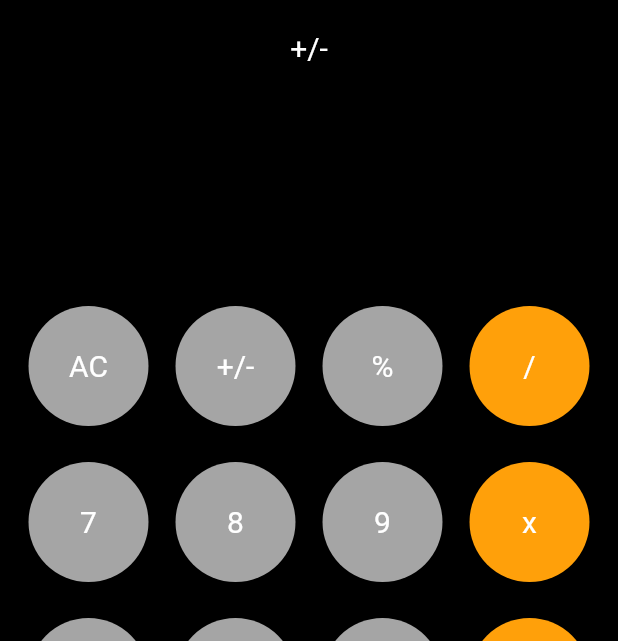
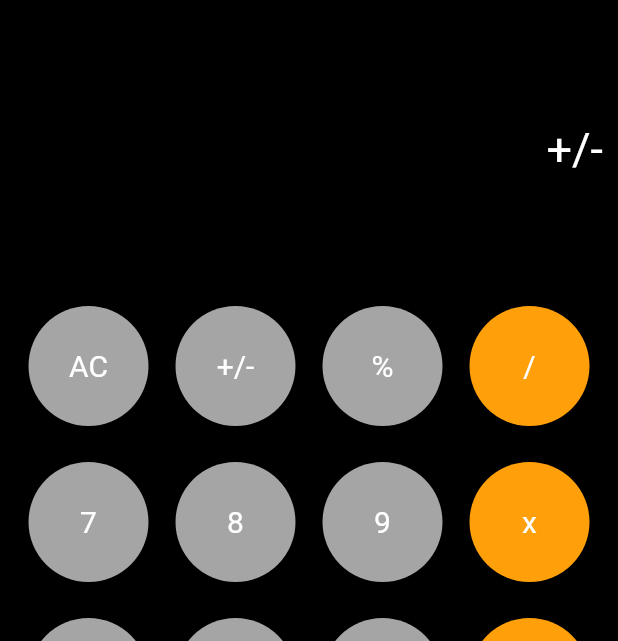
Before and after one commit to ArtiDoltani/calulator-app, a Flutter app: the screen it shows after launch, after a tap on "AC", after a tap on "+/-", on a phone screen of 412 x 824 dp, the part 84-725 px from its top. Run offline on Flutter 3.47's test engine with Material 2 defaults, Android fonts, the phone set to English and light mode, and no system bars; our stand-ins replace math_expressions.

Commit message:
calculator app complete

```diff
--- a/calculator_app/lib/pages/home.dart
+++ b/calculator_app/lib/pages/home.dart
@@ -16,22 +16,26 @@ class _HomeScreenState extends State<HomeScreen> {
   Widget build(BuildContext context) {
    return SafeArea(
      child: Scaffold(
-      appBar: AppBar(leading: Icon(Icons.calculate_rounded),
+      appBar: AppBar(leading:const Icon(Icons.calculate_rounded),
       backgroundColor:const Color(0xffffa00a),
         title:const  Text('Calculator App'),),
       backgroundColor: Colors.black,
       body: Padding(
         padding: const EdgeInsets.symmetric(horizontal: 10),
         child: Column(
+           crossAxisAlignment: CrossAxisAlignment.end,
           children: [
               //Expanded widget 1
             Expanded(
               child: Padding(
                 padding: const EdgeInsets.symmetric(vertical:20),
                 child: Column(
+                mainAxisAlignment: MainAxisAlignment.end,
+
                   children: [
-                  Text(userinput.toString(),style: TextStyle(fontSize: 20,color: Colors.white,)),
-                  Text(result.toString(),style: TextStyle(fontSize: 20,color: Colors.white,))
+                  Text(userinput.toString(),style:const TextStyle(fontSize: 30,color: Colors.white,)),
+               const  SizedBox(height: 20),
+                  Text(result.toString(),style:const TextStyle(fontSize: 30,color: Colors.white,))
                 ],),
               ),
             ),
@@ -182,6 +186,9 @@ class _HomeScreenState extends State<HomeScreen> {
                    MyButton(titile: '=',containercolor:const Color(0xffffa00a),
                    onpress: (){
                      equalpress();
+                     setState(() {
+
+                     });
                    },),
                       ],),
 
@@ -197,9 +204,9 @@ class _HomeScreenState extends State<HomeScreen> {
   }
                 //creating a function for calculations
   void equalpress(){
-   // String finaluserinput=userinput.
+   String finaluserinput=userinput.replaceAll('x', '*');
     Parser p= Parser();
-    Expression expression= p.parse(userinput);
+    Expression expression= p.parse(finaluserinput);
     ContextModel contextModel=ContextModel();
     double eval=expression.evaluate(EvaluationType.REAL, contextModel);
     result=eval.toString();
```
